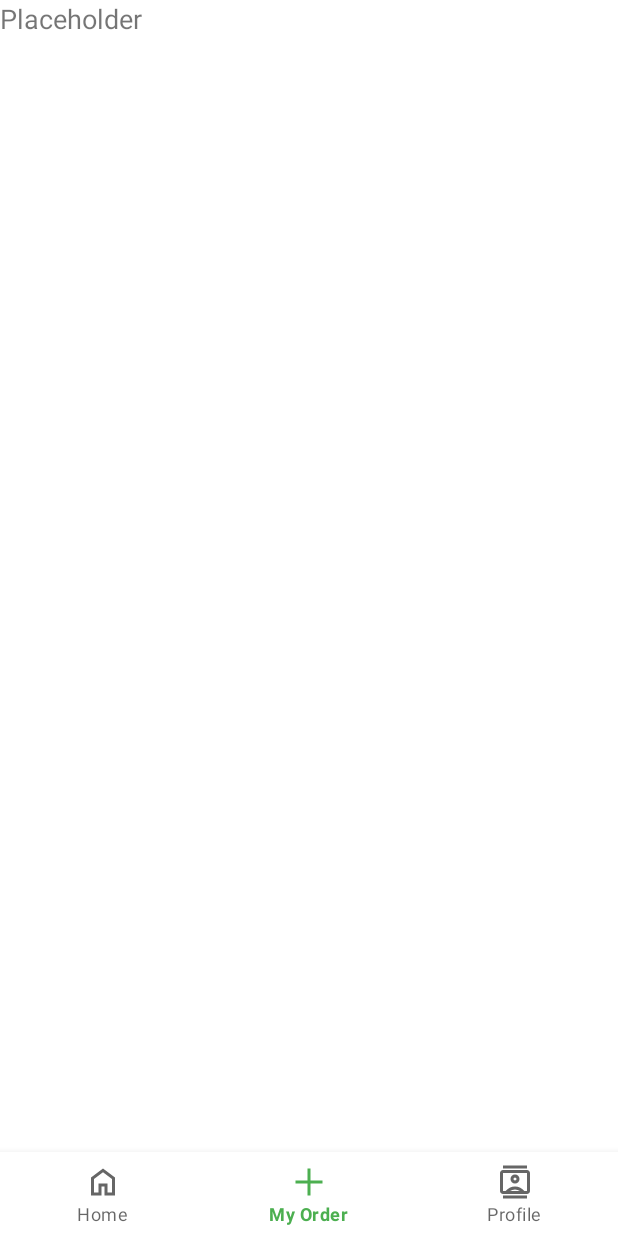
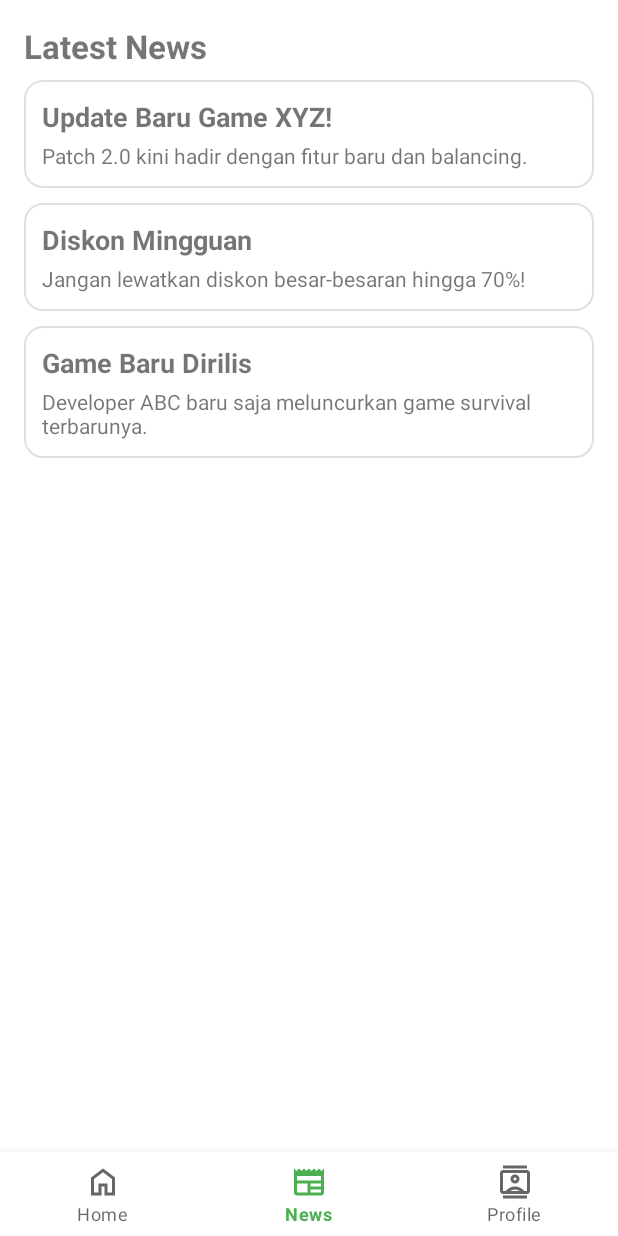
Before and after one commit to sammymices/UTS_MOAPPS, an Android app: the screen it shows after launch (MainActivity), item 2 of the bottom bar chosen, on a phone screen of 412 x 824 dp. Run offline under Robolectric (Android 15) with nearby library versions, the light colour scheme and no system bars; our stand-ins replace navigation-ui.

Commit message:
Tampilan News Di-add Pt.1

```diff
--- /dev/null
+++ b/app/src/main/java/com/example/uts_moapps/fragments/NewsFragment.kt
@@ -0,0 +1,36 @@
+package com.example.uts_moapps.fragments
+
+import android.os.Bundle
+import android.view.LayoutInflater
+import android.view.View
+import android.view.ViewGroup
+import androidx.fragment.app.Fragment
+import androidx.recyclerview.widget.LinearLayoutManager
+import androidx.recyclerview.widget.RecyclerView
+import com.example.uts_moapps.R
+import com.example.uts_moapps.model.NewsAdapter
+import com.example.uts_moapps.model.NewsData
+
+class NewsFragment : Fragment() {
+    override fun onCreateView(
+        inflater: LayoutInflater,
+        container: ViewGroup?,
+        savedInstanceState: Bundle?
+    ): View? {
+        val view = inflater.inflate(R.layout.fragment_news, container, false)
+
+        // Temukan RecyclerView
+        val recyclerView = view.findViewById<RecyclerView>(R.id.recyclerNews)
+        recyclerView.layoutManager = LinearLayoutManager(requireContext())
+
+        // Isi data dummy (bisa nanti diganti dari API)
+        val newsList = listOf(
+            NewsData("Update Baru Game XYZ!", "Patch 2.0 kini hadir dengan fitur baru dan balancing."),
+            NewsData("Diskon Mingguan", "Jangan lewatkan diskon besar-besaran hingga 70%!"),
+            NewsData("Game Baru Dirilis", "Developer ABC baru saja meluncurkan game survival terbarunya.")
+        )
+
+        recyclerView.adapter = NewsAdapter(newsList)
+        return view
+    }
+}
--- /dev/null
+++ b/app/src/main/java/com/example/uts_moapps/model/NewsAdapter.kt
@@ -0,0 +1,33 @@
+package com.example.uts_moapps.model
+
+import android.view.LayoutInflater
+import android.view.View
+import android.view.ViewGroup
+import android.widget.TextView
+import androidx.recyclerview.widget.RecyclerView
+import com.example.uts_moapps.R
+
+data class NewsData(val title: String, val description: String)
+
+class NewsAdapter(private val newsList: List<NewsData>) :
+    RecyclerView.Adapter<NewsAdapter.NewsViewHolder>() {
+
+    class NewsViewHolder(itemView: View) : RecyclerView.ViewHolder(itemView) {
+        val title: TextView = itemView.findViewById(R.id.tvNewsTitle)
+        val description: TextView = itemView.findViewById(R.id.tvNewsDesc)
+    }
+
+    override fun onCreateViewHolder(parent: ViewGroup, viewType: Int): NewsViewHolder {
+        val view = LayoutInflater.from(parent.context)
+            .inflate(R.layout.item_news, parent, false)
+        return NewsViewHolder(view)
+    }
+
+    override fun onBindViewHolder(holder: NewsViewHolder, position: Int) {
+        val news = newsList[position]
+        holder.title.text = news.title
+        holder.description.text = news.description
+    }
+
+    override fun getItemCount() = newsList.size
+}
--- /dev/null
+++ b/app/src/main/res/drawable/ic_news.xml
@@ -0,0 +1,5 @@
+<vector xmlns:android="http://schemas.android.com/apk/res/android" android:height="24dp" android:tint="#000000" android:viewportHeight="24" android:viewportWidth="24" android:width="24dp">
+
+    <path android:fillColor="@android:color/white" android:pathData="M22,3l-1.67,1.67L18.67,3L17,4.67L15.33,3l-1.66,1.67L12,3l-1.67,1.67L8.67,3L7,4.67L5.33,3L3.67,4.67L2,3v16c0,1.1 0.9,2 2,2l16,0c1.1,0 2,-0.9 2,-2V3zM11,19H4v-6h7V19zM20,19h-7v-2h7V19zM20,15h-7v-2h7V15zM20,11H4V8h16V11z"/>
+
+</vector>
--- /dev/null
+++ b/app/src/main/res/layout/fragment_news.xml
@@ -0,0 +1,21 @@
+<?xml version="1.0" encoding="utf-8"?>
+<LinearLayout xmlns:android="http://schemas.android.com/apk/res/android"
+    android:layout_width="match_parent"
+    android:layout_height="match_parent"
+    android:orientation="vertical"
+    android:padding="16dp">
+
+    <TextView
+        android:id="@+id/tvTitle"
+        android:layout_width="wrap_content"
+        android:layout_height="wrap_content"
+        android:text="Latest News"
+        android:textSize="22sp"
+        android:textStyle="bold"
+        android:layout_marginBottom="8dp"/>
+
+    <androidx.recyclerview.widget.RecyclerView
+        android:id="@+id/recyclerNews"
+        android:layout_width="match_parent"
+        android:layout_height="match_parent" />
+</LinearLayout>
--- /dev/null
+++ b/app/src/main/res/layout/item_news.xml
@@ -0,0 +1,25 @@
+<?xml version="1.0" encoding="utf-8"?>
+<LinearLayout xmlns:android="http://schemas.android.com/apk/res/android"
+    android:layout_width="match_parent"
+    android:layout_height="wrap_content"
+    android:orientation="vertical"
+    android:background="@drawable/card_background"
+    android:padding="12dp"
+    android:layout_marginBottom="10dp">
+
+    <TextView
+        android:id="@+id/tvNewsTitle"
+        android:layout_width="wrap_content"
+        android:layout_height="wrap_content"
+        android:text="News Title"
+        android:textStyle="bold"
+        android:textSize="18sp"/>
+
+    <TextView
+        android:id="@+id/tvNewsDesc"
+        android:layout_width="wrap_content"
+        android:layout_height="wrap_content"
+        android:text="News description here..."
+        android:textSize="14sp"
+        android:layout_marginTop="4dp"/>
+</LinearLayout>
--- a/app/src/main/res/menu/bottom_nav_menu.xml
+++ b/app/src/main/res/menu/bottom_nav_menu.xml
@@ -1,7 +1,6 @@
 <?xml version="1.0" encoding="utf-8"?>
 <menu xmlns:android="http://schemas.android.com/apk/res/android">
     <item android:id="@+id/nav_home" android:title="Home" android:icon="@drawable/ic_home"/>
-    <item android:id="@+id/nav_orders" android:title="My Order" android:icon="@drawable/ic_order"/>
+    <item android:id="@+id/nav_news" android:title="News" android:icon="@drawable/ic_news" />
     <item android:id="@+id/nav_profile" android:title="Profile" android:icon="@drawable/ic_profile"/>
-
 </menu>
--- a/app/src/main/res/navigation/nav_graph.xml
+++ b/app/src/main/res/navigation/nav_graph.xml
@@ -11,10 +11,10 @@
         tools:layout="@layout/home_fragment" />
 
     <fragment
-        android:id="@+id/nav_orders"
-        android:name="com.example.uts_moapps.fragments.PlaceholderFragment"
-        android:label="Orders"
-        tools:layout="@layout/fragment_placeholder" />
+        android:id="@+id/nav_news"
+        android:name="com.example.uts_moapps.fragments.NewsFragment"
+        android:label="News"
+        tools:layout="@layout/fragment_news" />
 
     <fragment
         android:id="@+id/nav_profile"
--- a/gradle/libs.versions.toml
+++ b/gradle/libs.versions.toml
@@ -1,5 +1,5 @@
 [versions]
-agp = "8.13.0"
+agp = "8.12.2"
 kotlin = "2.0.21"
 coreKtx = "1.17.0"
 junit = "4.13.2"
```
Also changed, not shown: gradle/wrapper/gradle-wrapper.properties.
